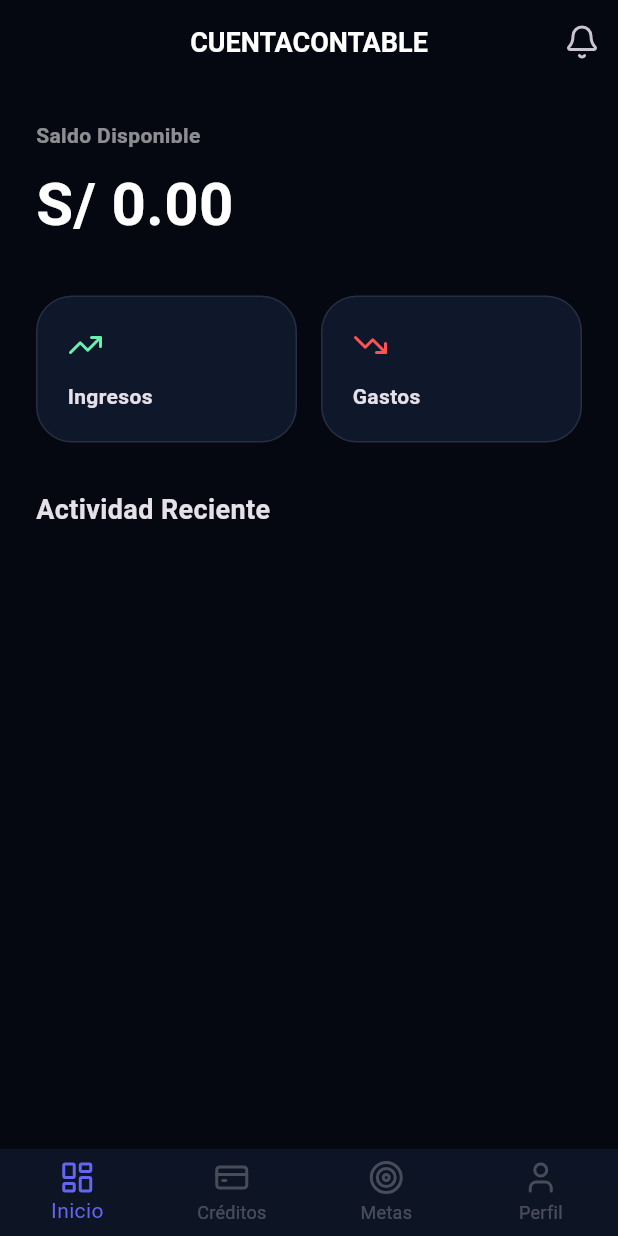
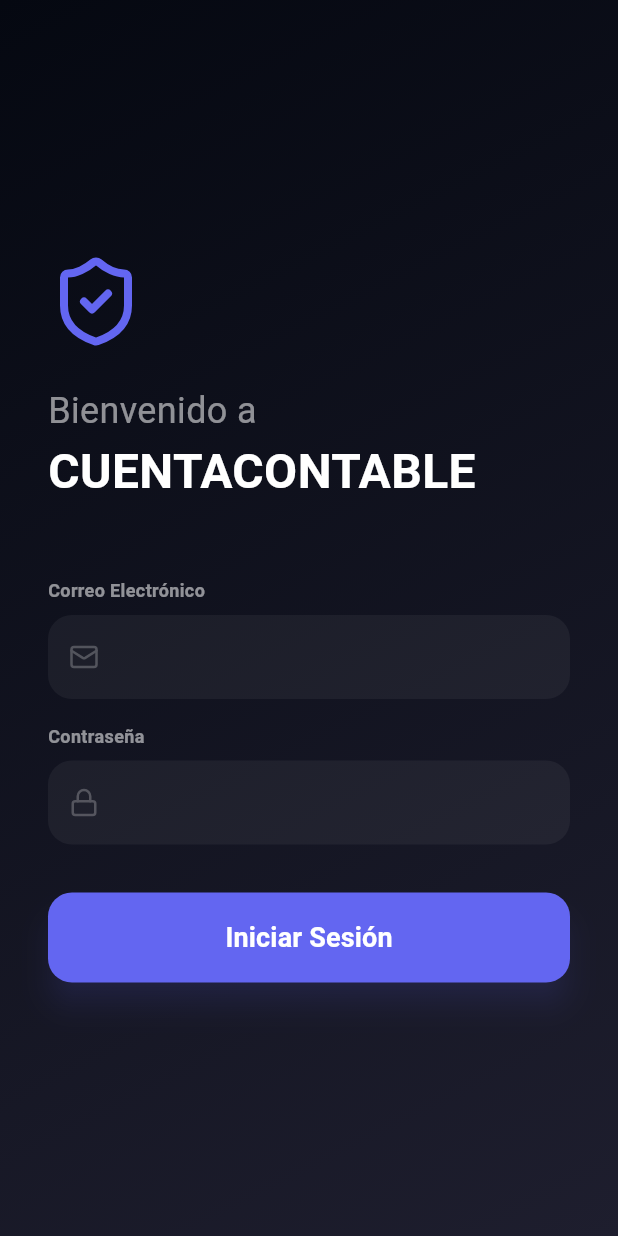
Before and after one commit to josebacilio2004/cuentacontable, a Flutter app: the screen it shows after launch, on a phone screen of 412 x 824 dp. Run offline on Flutter 3.47's test engine with Material 3 defaults, Android fonts, the phone set to English and light mode, and no system bars; our stand-ins replace google_fonts, lucide_icons, supabase_flutter; accounts and stored records are empty.

```diff
--- /dev/null
+++ b/mobile_app/lib/features/auth/login_screen.dart
@@ -0,0 +1,106 @@
+import 'package:flutter/material.dart';
+import 'package:supabase_flutter/supabase_flutter.dart';
+import 'package:cuentacontable_mobile/core/theme/app_theme.dart';
+import 'package:lucide_icons/lucide_icons.dart';
+
+class LoginScreen extends StatefulWidget {
+  const LoginScreen({super.key});
+
+  @override
+  State<LoginScreen> createState() => _LoginScreenState();
+}
+
+class _LoginScreenState extends State<LoginScreen> {
+  final _emailController = TextEditingController();
+  final _passwordController = TextEditingController();
+  bool _isLoading = false;
+
+  Future<void> _signIn() async {
+    setState(() => _isLoading = true);
+    try {
+      await Supabase.instance.client.auth.signInWithPassword(
+        email: _emailController.text.trim(),
+        password: _passwordController.text.trim(),
+      );
+    } on AuthException catch (e) {
+      ScaffoldMessenger.of(context).showSnackBar(
+        SnackBar(content: Text(e.message), backgroundColor: Colors.redAccent),
+      );
+    } finally {
+      setState(() => _isLoading = false);
+    }
+  }
+
+  @override
+  Widget build(BuildContext context) {
+    return Scaffold(
+      body: Container(
+        padding: const EdgeInsets.all(32),
+        decoration: const BoxDecoration(
+          gradient: LinearGradient(
+            begin: Alignment.topLeft,
+            end: Alignment.bottomRight,
+            colors: [AppTheme.midnightBlue, Color(0xFF1E1E2E)],
+          ),
+        ),
+        child: Center(
+          child: SingleChildScrollView(
+            child: Column(
+              mainAxisAlignment: MainAxisAlignment.center,
+              crossAxisAlignment: CrossAxisAlignment.start,
+              children: [
+                const Icon(LucideIcons.shieldCheck, size: 64, color: AppTheme.indigoAccent),
+                const SizedBox(height: 24),
+                const Text('Bienvenido a', style: TextStyle(fontSize: 24, color: Colors.white54)),
+                const Text('CUENTACONTABLE', style: TextStyle(fontSize: 32, fontWeight: FontWeight.bold, color: Colors.white)),
+                const SizedBox(height: 48),
+                _inputField('Correo Electrónico', _emailController, LucideIcons.mail, false),
+                const SizedBox(height: 16),
+                _inputField('Contraseña', _passwordController, LucideIcons.lock, true),
+                const SizedBox(height: 32),
+                SizedBox(
+                  width: double.infinity,
+                  height: 60,
+                  child: ElevatedButton(
+                    onPressed: _isLoading ? null : _signIn,
+                    style: ElevatedButton.styleFrom(
+                      backgroundColor: AppTheme.indigoAccent,
+                      shape: RoundedRectangleBorder(borderRadius: BorderRadius.circular(16)),
+                      elevation: 8,
+                      shadowColor: AppTheme.indigoAccent.withOpacity(0.3),
+                    ),
+                    child: _isLoading
+                      ? const CircularProgressIndicator(color: Colors.white)
+                      : const Text('Iniciar Sesión', style: TextStyle(fontSize: 18, fontWeight: FontWeight.bold, color: Colors.white)),
+                  ),
+                ),
+              ],
+            ),
+          ),
+        ),
+      ),
+    );
+  }
+
+  Widget _inputField(String label, TextEditingController controller, IconData icon, bool isPassword) {
+    return Column(
+      crossAxisAlignment: CrossAxisAlignment.start,
+      children: [
+        Text(label, style: const TextStyle(color: Colors.white54, fontSize: 12, fontWeight: FontWeight.bold)),
+        const SizedBox(height: 8),
+        TextField(
+          controller: controller,
+          obscureText: isPassword,
+          style: const TextStyle(color: Colors.white),
+          decoration: InputDecoration(
+            prefixIcon: Icon(icon, color: Colors.white24, size: 20),
+            filled: true,
+            fillColor: Colors.white.withOpacity(0.05),
+            border: OutlineInputBorder(borderRadius: BorderRadius.circular(16), borderSide: BorderSide.none),
+            focusedBorder: OutlineInputBorder(borderRadius: BorderRadius.circular(16), borderSide: const BorderSide(color: AppTheme.indigoAccent)),
+          ),
+        ),
+      ],
+    );
+  }
+}
--- a/mobile_app/lib/features/credits/credits_screen.dart
+++ b/mobile_app/lib/features/credits/credits_screen.dart
@@ -7,9 +7,11 @@ class CreditsScreen extends StatelessWidget {
   const CreditsScreen({super.key});
 
   Stream<List<Map<String, dynamic>>> _creditsStream() {
+    final userId = SupabaseConfig.client.auth.currentUser!.id;
     return SupabaseConfig.client
         .from('credits')
         .stream(primaryKey: ['id'])
+        .eq('user_id', userId)
         .order('created_at', ascending: false);
   }
 
--- a/mobile_app/lib/main.dart
+++ b/mobile_app/lib/main.dart
@@ -1,8 +1,11 @@
 import 'package:flutter/material.dart';
+import 'package:supabase_flutter/supabase_flutter.dart';
 import 'package:cuentacontable_mobile/core/config/supabase_config.dart';
 import 'package:cuentacontable_mobile/core/theme/app_theme.dart';
+import 'package:cuentacontable_mobile/features/auth/login_screen.dart';
 import 'package:cuentacontable_mobile/features/dashboard/dashboard_screen.dart';
 import 'package:cuentacontable_mobile/features/credits/credits_screen.dart';
+import 'package:cuentacontable_mobile/features/goals/goals_screen.dart';
 import 'package:lucide_icons/lucide_icons.dart';
 
 void main() async {
@@ -20,7 +23,25 @@ class CuentaContableApp extends StatelessWidget {
       title: 'CuentaContable',
       debugShowCheckedModeBanner: false,
       theme: AppTheme.darkTheme,
-      home: const DashboardWrapper(),
+      home: const AuthGate(),
+    );
+  }
+}
+
+class AuthGate extends StatelessWidget {
+  const AuthGate({super.key});
+
+  @override
+  Widget build(BuildContext context) {
+    return StreamBuilder<AuthState>(
+      stream: SupabaseConfig.client.auth.onAuthStateChange,
+      builder: (context, snapshot) {
+        final session = SupabaseConfig.client.auth.currentSession;
+        if (session != null) {
+          return const DashboardWrapper();
+        }
+        return const LoginScreen();
+      },
     );
   }
 }
@@ -43,7 +64,7 @@ class _DashboardWrapperState extends State<DashboardWrapper> {
         children: const [
           DashboardScreen(),
           CreditsScreen(),
-          Center(child: Text('Metas')),
+          GoalsScreen(),
           Center(child: Text('Perfil')),
         ],
       ),
```
Also changed, not shown: mobile_app/lib/features/dashboard/dashboard_screen.dart (+49 -1 lines), mobile_app/lib/features/goals/goals_screen.dart (added, +158 -0 lines).
